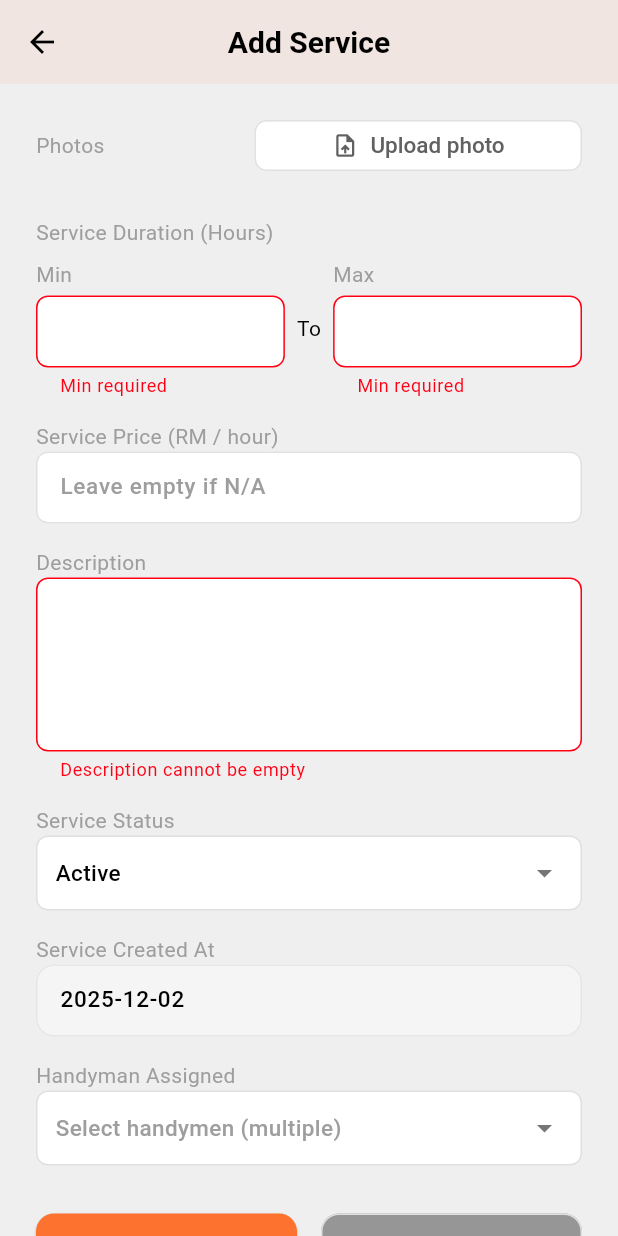
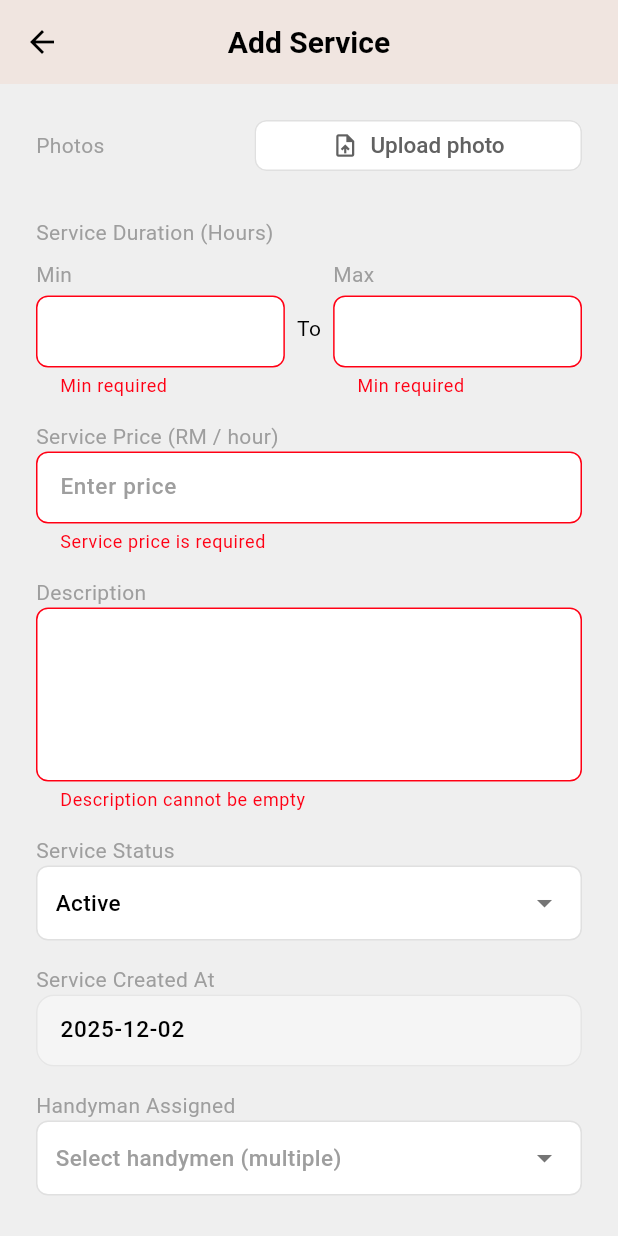
Before and after one commit to chloe2565/fyp, a Flutter app: the EmpAddServiceScreen screen opened directly with empty values, scrolled down 195 dp, after a tap on "Submit", on a phone screen of 412 x 824 dp. Run offline on Flutter 3.47's test engine with Material 3 defaults, Android fonts, the light colour scheme and no system bars; our stand-ins replace cloud_firestore, cloud_functions, device_info_plus, firebase_auth, firebase_core, firebase_messaging and 16 more; missing offline and left inert: flutter_stripe, osm_nominatim; accounts and stored records are empty; Roboto replaces fonts that are missing (Plus Jakarta Sans, Poppins); project files that could hold a hidden picture were left out; key blocks and very long unbroken strings in the code were emptied for the run.

Commit message:
validation

```diff
--- a/lib/modules/employee/addNewService.dart
+++ b/lib/modules/employee/addNewService.dart
@@ -153,9 +153,7 @@ class EmpAddServiceScreenState extends State<EmpAddServiceScreen> {
         serviceID: serviceIDController.text,
         serviceName: serviceNameController.text,
         serviceDesc: descriptionController.text,
-        servicePrice: priceController.text.isEmpty
-            ? null
-            : double.tryParse(priceController.text),
+        servicePrice: double.tryParse(priceController.text),
         serviceDuration:
             '${minDurationController.text} to ${maxDurationController.text} hours',
         serviceStatus: serviceStatus,
@@ -242,8 +240,7 @@ class EmpAddServiceScreenState extends State<EmpAddServiceScreen> {
                     buildLabel('Service Name'),
                     buildTextFormField(
                       controller: serviceNameController,
-                      validator: (value) =>
-                          Validator.validateNotEmpty(value, 'Service name'),
+                      validator: Validator.validateName,
                     ),
                     const SizedBox(height: 16),
 
@@ -351,10 +348,23 @@ class EmpAddServiceScreenState extends State<EmpAddServiceScreen> {
                     buildLabel('Service Price (RM / hour)'),
                     buildTextFormField(
                       controller: priceController,
-                      hint: 'Leave empty if N/A',
+                      hint: 'Enter price',
                       keyboardType: const TextInputType.numberWithOptions(
                         decimal: true,
                       ),
+                      validator: (value) {
+                        if (value == null || value.trim().isEmpty) {
+                          return 'Service price is required';
+                        }
+                        final price = double.tryParse(value);
+                        if (price == null) {
+                          return 'Enter a valid number';
+                        }
+                        if (price <= 0) {
+                          return 'Price must be greater than 0';
+                        }
+                        return null;
+                      },
                     ),
                     const SizedBox(height: 16),
 
```
